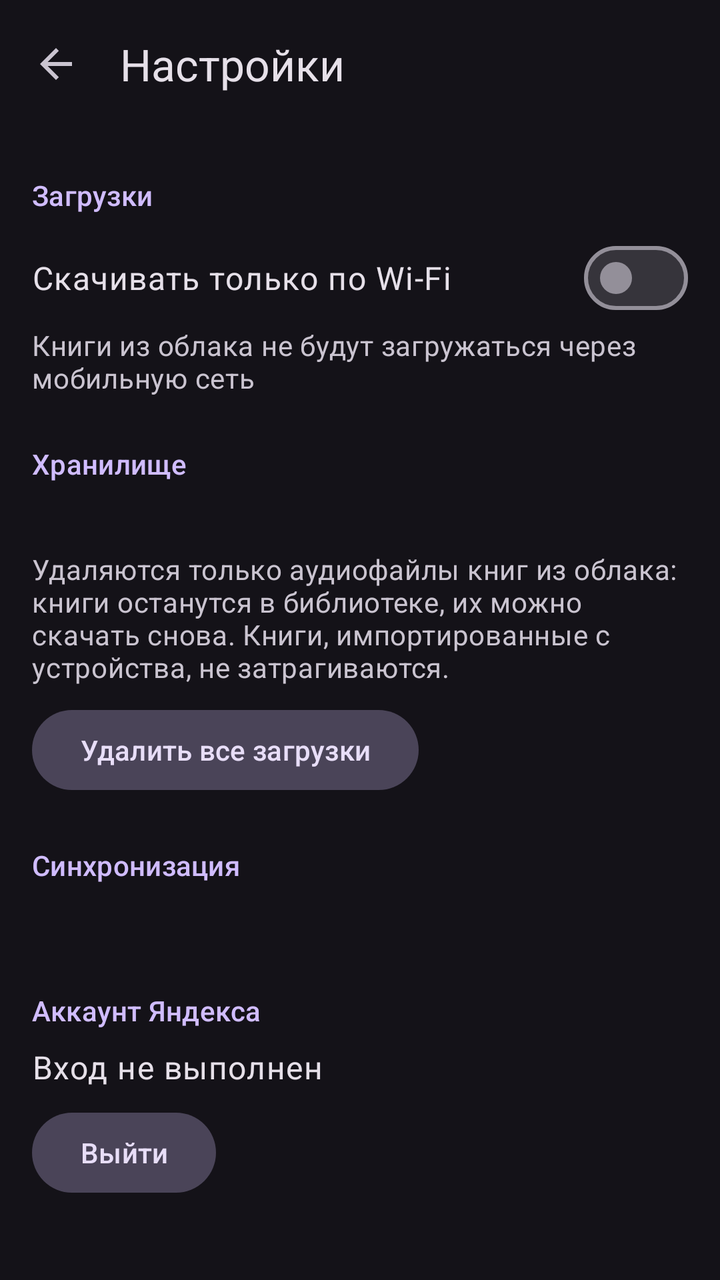
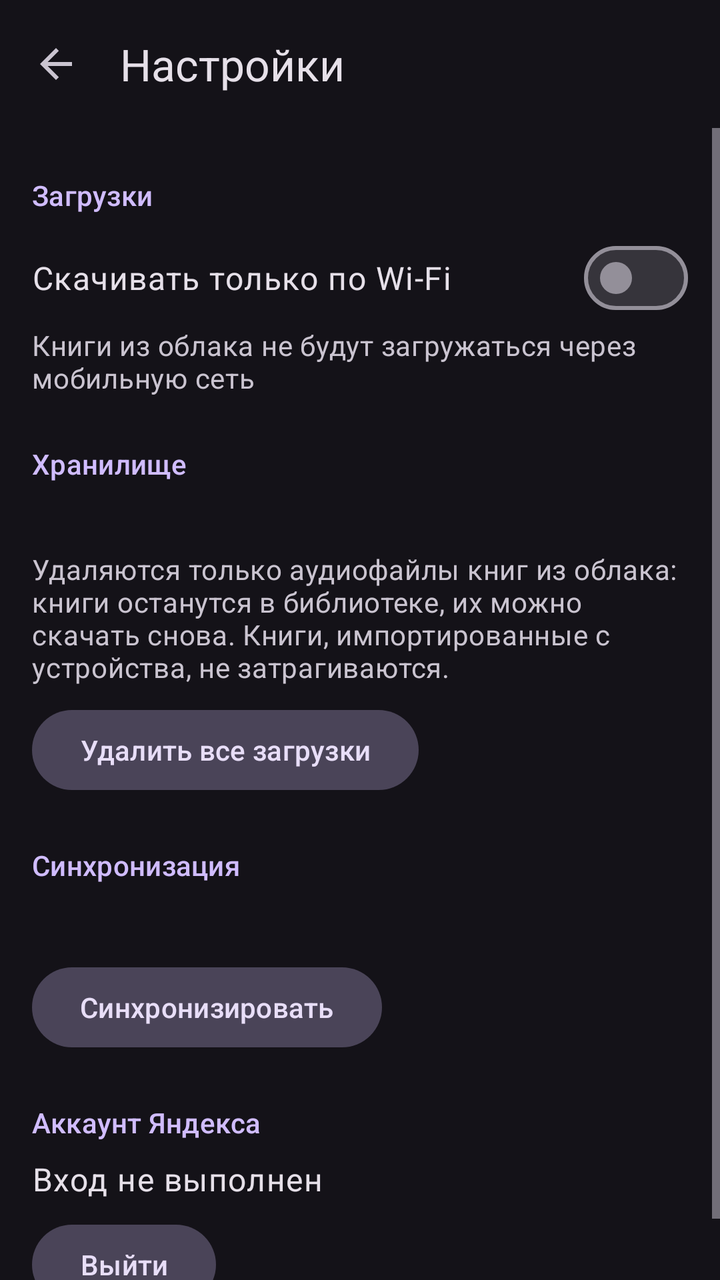

Before-and-after screenshots of an Android layout around one commit, followed by the original layout XML and the change that was made.
<!-- AndroidManifest.xml: application theme Theme.AudioBookPlayer -->
<!-- res/layout/activity_settings.xml -->
<?xml version="1.0" encoding="utf-8"?>
<LinearLayout xmlns:android="http://schemas.android.com/apk/res/android"
    xmlns:app="http://schemas.android.com/apk/res-auto"
    xmlns:tools="http://schemas.android.com/tools"
    android:layout_width="match_parent"
    android:layout_height="match_parent"
    android:orientation="vertical">

    <com.google.android.material.appbar.MaterialToolbar
        android:id="@+id/toolbar"
        android:layout_width="match_parent"
        android:layout_height="?attr/actionBarSize"
        app:navigationContentDescription="@string/book_back"
        app:navigationIcon="@drawable/ic_arrow_back"
        app:title="@string/settings_title" />

    <ScrollView
        android:layout_width="match_parent"
        android:layout_height="0dp"
        android:layout_weight="1">

        <LinearLayout
            android:layout_width="match_parent"
            android:layout_height="wrap_content"
            android:orientation="vertical"
            android:paddingHorizontal="16dp"
            android:paddingBottom="16dp">

            <TextView
                style="@style/SettingsSection"
                android:accessibilityHeading="true"
                android:text="@string/settings_downloads"
                tools:targetApi="p" />

            <com.google.android.material.materialswitch.MaterialSwitch
                android:id="@+id/wifiOnly"
                android:layout_width="match_parent"
                android:layout_height="wrap_content"
                android:minHeight="48dp"
                android:text="@string/settings_wifi_only"
                android:textAppearance="?attr/textAppearanceBodyLarge" />

            <TextView
                android:layout_width="match_parent"
                android:layout_height="wrap_content"
                android:text="@string/settings_wifi_only_summary"
                android:textAppearance="?attr/textAppearanceBodyMedium"
                android:textColor="?attr/colorOnSurfaceVariant" />

            <TextView
                style="@style/SettingsSection"
                android:accessibilityHeading="true"
                android:text="@string/settings_storage"
                tools:targetApi="p" />

            <TextView
                android:id="@+id/storageUsed"
                android:layout_width="match_parent"
                android:layout_height="wrap_content"
                android:textAppearance="?attr/textAppearanceBodyLarge" />

            <TextView
                android:layout_width="match_parent"
                android:layout_height="wrap_content"
                android:layout_marginTop="4dp"
                android:text="@string/settings_storage_hint"
                android:textAppearance="?attr/textAppearanceBodyMedium"
                android:textColor="?attr/colorOnSurfaceVariant" />

            <com.google.android.material.button.MaterialButton
                android:id="@+id/removeDownloads"
                style="@style/Widget.Material3.Button.TonalButton"
                android:layout_width="wrap_content"
                android:layout_height="wrap_content"
                android:layout_marginTop="8dp"
                android:text="@string/settings_remove_downloads" />

            <TextView
                style="@style/SettingsSection"
                android:accessibilityHeading="true"
                android:text="@string/settings_sync"
                tools:targetApi="p" />

            <TextView
                android:id="@+id/lastSync"
                android:layout_width="match_parent"
                android:layout_height="wrap_content"
                android:textAppearance="?attr/textAppearanceBodyLarge" />

            <TextView
                style="@style/SettingsSection"
                android:accessibilityHeading="true"
                android:text="@string/settings_account"
                tools:targetApi="p" />

            <TextView
                android:id="@+id/account"
                android:layout_width="match_parent"
                android:layout_height="wrap_content"
                android:text="@string/settings_account_signed_out"
                android:textAppearance="?attr/textAppearanceBodyLarge" />

            <com.google.android.material.button.MaterialButton
                android:id="@+id/signOut"
                style="@style/Widget.Material3.Button.TonalButton"
                android:layout_width="wrap_content"
                android:layout_height="wrap_content"
                android:layout_marginTop="8dp"
                android:text="@string/settings_sign_out" />
        </LinearLayout>
    </ScrollView>
</LinearLayout>
<!-- resources referenced by this layout -->
<resources>
  <!-- drawable ic_arrow_back (drawable) -->
  <vector xmlns:android="http://schemas.android.com/apk/res/android"
      android:width="24dp"
      android:height="24dp"
      android:tint="?attr/colorControlNormal"
      android:viewportWidth="24"
      android:viewportHeight="24">
      <path
          android:fillColor="@android:color/white"
          android:pathData="M20,11H7.83l5.59,-5.59L12,4l-8,8 8,8 1.41,-1.41L7.83,13H20v-2z" />
  </vector>
  <string name="book_back">Назад</string>
  <string name="settings_account">Аккаунт Яндекса</string>
  <string name="settings_account_signed_out">Вход не выполнен</string>
  <string name="settings_downloads">Загрузки</string>
  <string name="settings_remove_downloads">Удалить все загрузки</string>
  <string name="settings_sign_out">Выйти</string>
  <string name="settings_storage">Хранилище</string>
  <string name="settings_storage_hint">Удаляются только аудиофайлы книг из облака: книги останутся в библиотеке, их можно скачать снова. Книги, импортированные с устройства, не затрагиваются.</string>
  <string name="settings_sync">Синхронизация</string>
  <string name="settings_title">Настройки</string>
  <string name="settings_wifi_only">Скачивать только по Wi-Fi</string>
  <string name="settings_wifi_only_summary">Книги из облака не будут загружаться через мобильную сеть</string>
  <style name="SettingsSection">
          <item name="android:layout_width">match_parent</item>
          <item name="android:layout_height">wrap_content</item>
          <item name="android:layout_marginTop">24dp</item>
          <item name="android:layout_marginBottom">8dp</item>
          <item name="android:textAppearance">?attr/textAppearanceTitleSmall</item>
          <item name="android:textColor">?attr/colorPrimary</item>
      </style>
  <style name="Theme.AudioBookPlayer" parent="Theme.Material3.Dark.NoActionBar" />
</resources>

<!-- the commit's change to res/layout/activity_settings.xml (unified diff, before → after) -->
@@ -87,6 +87,14 @@
                 android:layout_height="wrap_content"
                 android:textAppearance="?attr/textAppearanceBodyLarge" />
 
+            <com.google.android.material.button.MaterialButton
+                android:id="@+id/syncNow"
+                style="@style/Widget.Material3.Button.TonalButton"
+                android:layout_width="wrap_content"
+                android:layout_height="wrap_content"
+                android:layout_marginTop="8dp"
+                android:text="@string/settings_sync_now" />
+
             <TextView
                 style="@style/SettingsSection"
                 android:accessibilityHeading="true"
<!-- resource entries referenced after the edit -->
@@ -20,6 +20,7 @@
   <string name="settings_storage">Хранилище</string>
   <string name="settings_storage_hint">Удаляются только аудиофайлы книг из облака: книги останутся в библиотеке, их можно скачать снова. Книги, импортированные с устройства, не затрагиваются.</string>
   <string name="settings_sync">Синхронизация</string>
+  <string name="settings_sync_now">Синхронизировать</string>
   <string name="settings_title">Настройки</string>
   <string name="settings_wifi_only">Скачивать только по Wi-Fi</string>
   <string name="settings_wifi_only_summary">Книги из облака не будут загружаться через мобильную сеть</string>
